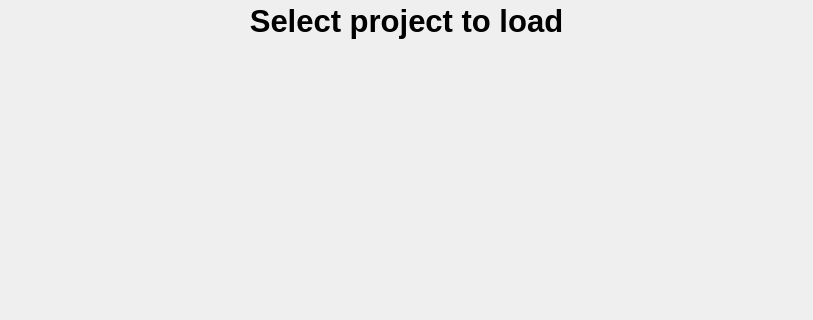
Before: the Qt Designer form src/qmap/ui_listmodules.ui in NathanW2/qmap, drawn with Qt 5; both pictures show x 0 to 813 and y 0 to 320 of the 813 by 473 pixel window.
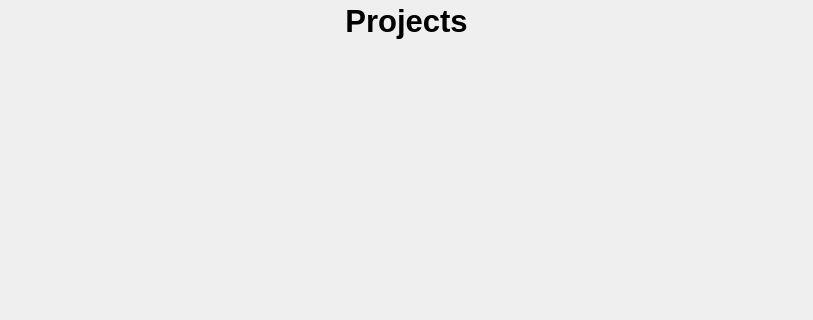
After: the same form once the commit is applied.

Commit message: Freeze canvas during load

The edit to the form file:
```diff
--- a/src/qmap/ui_listmodules.ui
+++ b/src/qmap/ui_listmodules.ui
@@ -132,7 +132,7 @@
       </font>
      </property>
      <property name="text">
-      <string>Select project to load</string>
+      <string>Projects</string>
      </property>
      <property name="scaledContents">
       <bool>true</bool>
```
The commit also changes 1 other file.
